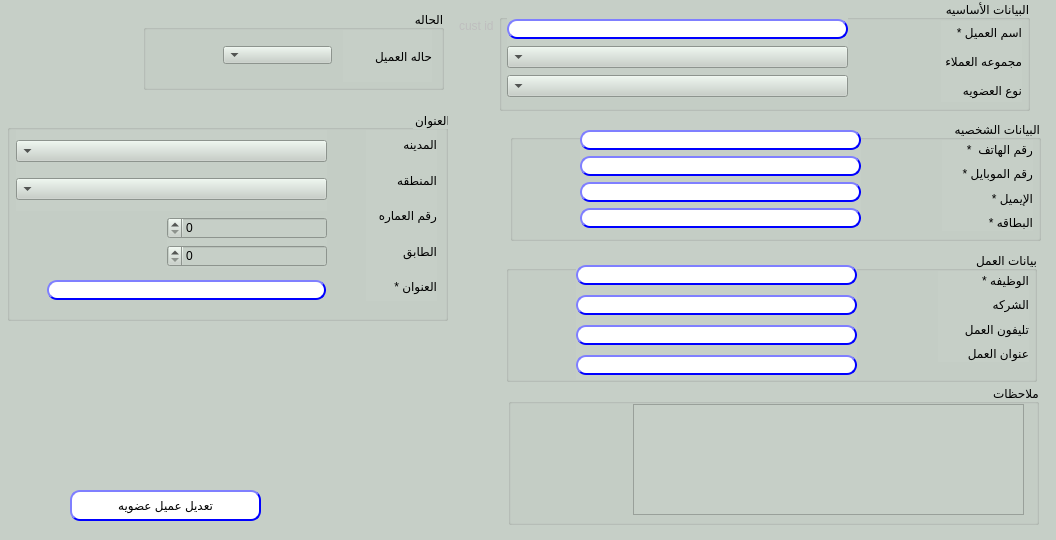
The window that presentation/loyalty_ui/modifyCustomer.ui (shymaa123456/HyperPOS2020) describes before a commit, drawn with Qt 5.
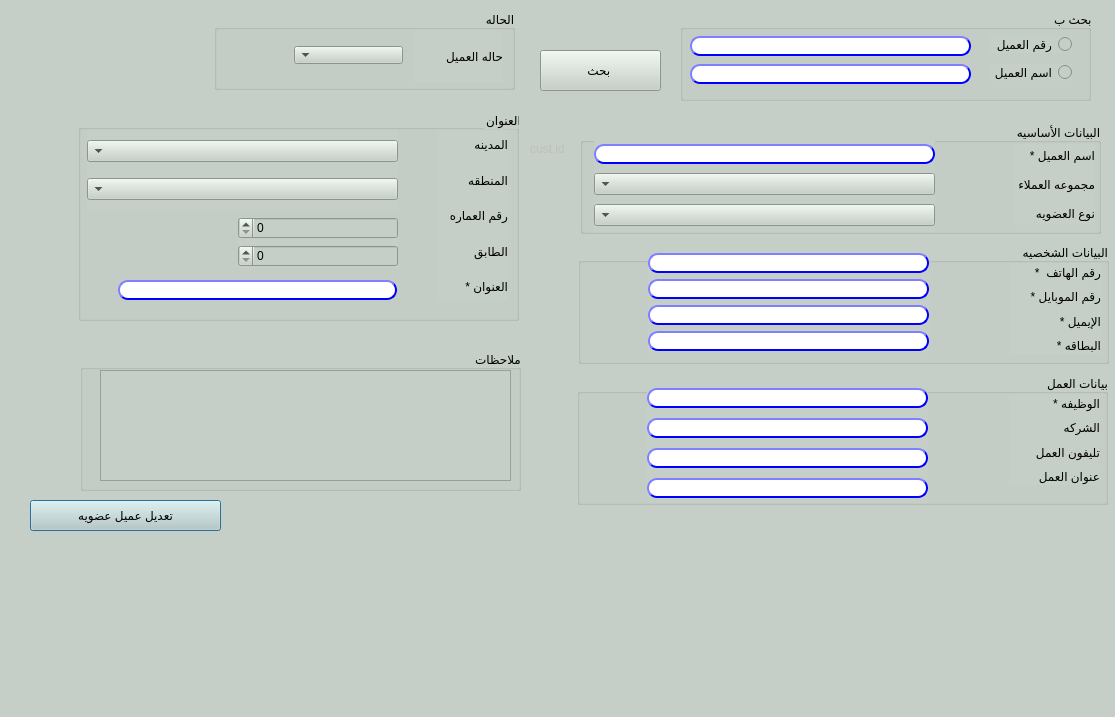
The same window after the commit.

What changed in the file:
```diff
--- a/presentation/loyalty_ui/modifyCustomer.ui
+++ b/presentation/loyalty_ui/modifyCustomer.ui
@@ -6,8 +6,8 @@
    <rect>
     <x>0</x>
     <y>0</y>
-    <width>1056</width>
-    <height>540</height>
+    <width>1115</width>
+    <height>717</height>
    </rect>
   </property>
   <property name="sizePolicy">
@@ -16,6 +16,12 @@
     <verstretch>0</verstretch>
    </sizepolicy>
   </property>
+  <property name="minimumSize">
+   <size>
+    <width>1100</width>
+    <height>717</height>
+   </size>
+  </property>
   <property name="windowTitle">
    <string>تعديل عميل</string>
   </property>
@@ -25,35 +31,14 @@
   <widget class="QPushButton" name="BTN_modifyCustomer">
    <property name="geometry">
     <rect>
-     <x>70</x>
-     <y>490</y>
+     <x>30</x>
+     <y>500</y>
      <width>191</width>
      <height>31</height>
     </rect>
    </property>
    <property name="styleSheet">
-    <string notr="true">QPushButton{
-                                        background-color: white;
-                                        border-style: outset;
-                                        border-width: 2px;
-                                        border-radius: 10px;
-                                        border-color: blue;
-                                        min-width: 6em;
-                                        }
-                                        QPushButton:hover {
-                                        background: qradialgradient(
-                                        cx: 0.3, cy: -0.4, fx: 0.3, fy: -0.4,
-                                        radius: 1.35, stop: 0 #fff, stop: 1 #bbb
-                                        );
-                                        }
-                                        QPushButton:pressed {
-                                        border-style: inset;
-                                        background: qradialgradient(
-                                        cx: 0.4, cy: -0.1, fx: 0.4, fy: -0.1,
-                                        radius: 1.35, stop: 0 #fff, stop: 1 #ddd
-                                        );
-                                        }
-                                    </string>
+    <string notr="true"/>
    </property>
    <property name="text">
     <string>تعديل عميل عضويه</string>
@@ -62,8 +47,8 @@
   <widget class="QGroupBox" name="groupBox_2">
    <property name="geometry">
     <rect>
-     <x>506</x>
-     <y>251</y>
+     <x>577</x>
+     <y>374</y>
      <width>531</width>
      <height>131</height>
     </rect>
@@ -266,7 +251,7 @@
   <widget class="QGroupBox" name="groupBox_3">
    <property name="geometry">
     <rect>
-     <x>7</x>
+     <x>78</x>
      <y>110</y>
      <width>441</width>
      <height>211</height>
@@ -425,8 +410,8 @@
    </property>
    <property name="geometry">
     <rect>
-     <x>459</x>
-     <y>10</y>
+     <x>530</x>
+     <y>133</y>
      <width>41</width>
      <height>31</height>
     </rect>
@@ -438,9 +423,9 @@
   <widget class="QGroupBox" name="groupBox_5">
    <property name="geometry">
     <rect>
-     <x>499</x>
-     <y>0</y>
-     <width>531</width>
+     <x>580</x>
+     <y>123</y>
+     <width>521</width>
      <height>111</height>
     </rect>
    </property>
@@ -453,10 +438,10 @@
    <widget class="QWidget" name="verticalLayoutWidget_4">
     <property name="geometry">
      <rect>
-      <x>8</x>
+      <x>14</x>
       <y>18</y>
       <width>341</width>
-      <height>80</height>
+      <height>91</height>
      </rect>
     </property>
     <layout class="QVBoxLayout" name="verticalLayout_4">
@@ -505,7 +490,7 @@
    <widget class="QWidget" name="verticalLayoutWidget_3">
     <property name="geometry">
      <rect>
-      <x>442</x>
+      <x>434</x>
       <y>21</y>
       <width>81</width>
       <height>81</height>
@@ -539,7 +524,7 @@
   <widget class="QGroupBox" name="groupBox_6">
    <property name="geometry">
     <rect>
-     <x>143</x>
+     <x>214</x>
      <y>10</y>
      <width>301</width>
      <height>80</height>
@@ -578,9 +563,9 @@
   <widget class="QGroupBox" name="groupBox_4">
    <property name="geometry">
     <rect>
-     <x>508</x>
-     <y>384</y>
-     <width>531</width>
+     <x>80</x>
+     <y>350</y>
+     <width>441</width>
      <height>141</height>
     </rect>
    </property>
@@ -593,9 +578,9 @@
    <widget class="QTextEdit" name="LE_notes">
     <property name="geometry">
      <rect>
-      <x>125</x>
+      <x>20</x>
       <y>20</y>
-      <width>391</width>
+      <width>411</width>
       <height>111</height>
      </rect>
     </property>
@@ -604,8 +589,8 @@
   <widget class="QGroupBox" name="groupBox">
    <property name="geometry">
     <rect>
-     <x>510</x>
-     <y>120</y>
+     <x>578</x>
+     <y>243</y>
      <width>531</width>
      <height>121</height>
     </rect>
@@ -795,6 +780,147 @@
     </layout>
    </widget>
   </widget>
+  <widget class="QGroupBox" name="groupBox_7">
+   <property name="enabled">
+    <bool>true</bool>
+   </property>
+   <property name="geometry">
+    <rect>
+     <x>680</x>
+     <y>10</y>
+     <width>411</width>
+     <height>91</height>
+    </rect>
+   </property>
+   <property name="layoutDirection">
+    <enum>Qt::RightToLeft</enum>
+   </property>
+   <property name="title">
+    <string>بحث ب </string>
+   </property>
+   <widget class="QRadioButton" name="Rbtn_custNo">
+    <property name="enabled">
+     <bool>true</bool>
+    </property>
+    <property name="geometry">
+     <rect>
+      <x>310</x>
+      <y>26</y>
+      <width>82</width>
+      <height>17</height>
+     </rect>
+    </property>
+    <property name="text">
+     <string>رقم العميل</string>
+    </property>
+   </widget>
+   <widget class="QLineEdit" name="LE_custNo">
+    <property name="enabled">
+     <bool>false</bool>
+    </property>
+    <property name="geometry">
+     <rect>
+      <x>10</x>
+      <y>26</y>
+      <width>281</width>
+      <height>20</height>
+     </rect>
+    </property>
+    <property name="styleSheet">
+     <string notr="true">QLineEdit{
+                                        background-color: white;
+                                        border-style: outset;
+                                        border-width: 2px;
+                                        border-radius: 10px;
+                                        border-color: blue;
+                                        min-width: 6em;
+                                        }
+                                        QLineEdit:hover {
+                                        background: qradialgradient(
+                                        cx: 0.3, cy: -0.4, fx: 0.3, fy: -0.4,
+                                        radius: 1.35, stop: 0 #fff, stop: 1 #bbb
+                                        );
+                                        }
+                                       QLineEdit:pressed {
+                                        border-style: inset;
+                                        background: qradialgradient(
+                                        cx: 0.4, cy: -0.1, fx: 0.4, fy: -0.1,
+                                        radius: 1.35, stop: 0 #fff, stop: 1 #ddd
+                                        );
+                                        }
+                                    </string>
+    </property>
+   </widget>
+   <widget class="QLineEdit" name="LE_custName">
+    <property name="enabled">
+     <bool>false</bool>
+    </property>
+    <property name="geometry">
+     <rect>
+      <x>10</x>
+      <y>54</y>
+      <width>281</width>
+      <height>20</height>
+     </rect>
+    </property>
+    <property name="styleSheet">
+     <string notr="true">QLineEdit{
+                                        background-color: white;
+                                        border-style: outset;
+                                        border-width: 2px;
+                                        border-radius: 10px;
+                                        border-color: blue;
+                                        min-width: 6em;
+                                        }
+                                        QLineEdit:hover {
+                                        background: qradialgradient(
+                                        cx: 0.3, cy: -0.4, fx: 0.3, fy: -0.4,
+                                        radius: 1.35, stop: 0 #fff, stop: 1 #bbb
+                                        );
+                                        }
+                                       QLineEdit:pressed {
+                                        border-style: inset;
+                                        background: qradialgradient(
+                                        cx: 0.4, cy: -0.1, fx: 0.4, fy: -0.1,
+                                        radius: 1.35, stop: 0 #fff, stop: 1 #ddd
+                                        );
+                                        }
+                                    </string>
+    </property>
+   </widget>
+   <widget class="QRadioButton" name="Rbtn_custName">
+    <property name="enabled">
+     <bool>true</bool>
+    </property>
+    <property name="geometry">
+     <rect>
+      <x>310</x>
+      <y>54</y>
+      <width>82</width>
+      <height>17</height>
+     </rect>
+    </property>
+    <property name="text">
+     <string>اسم العميل</string>
+    </property>
+   </widget>
+  </widget>
+  <widget class="QPushButton" name="Qbtn_search">
+   <property name="geometry">
+    <rect>
+     <x>540</x>
+     <y>50</y>
+     <width>121</width>
+     <height>41</height>
+    </rect>
+   </property>
+   <property name="styleSheet">
+    <string notr="true"/>
+   </property>
+   <property name="text">
+    <string>بحث </string>
+   </property>
+  </widget>
  </widget>
  <resources/>
  <connections/>
```
